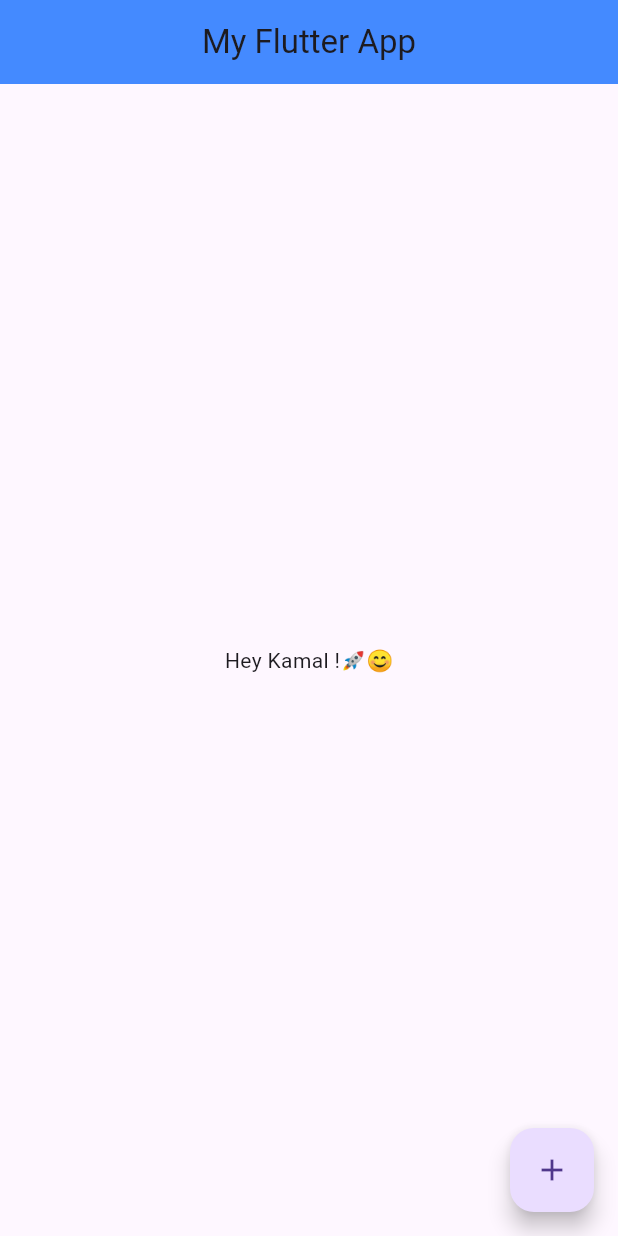
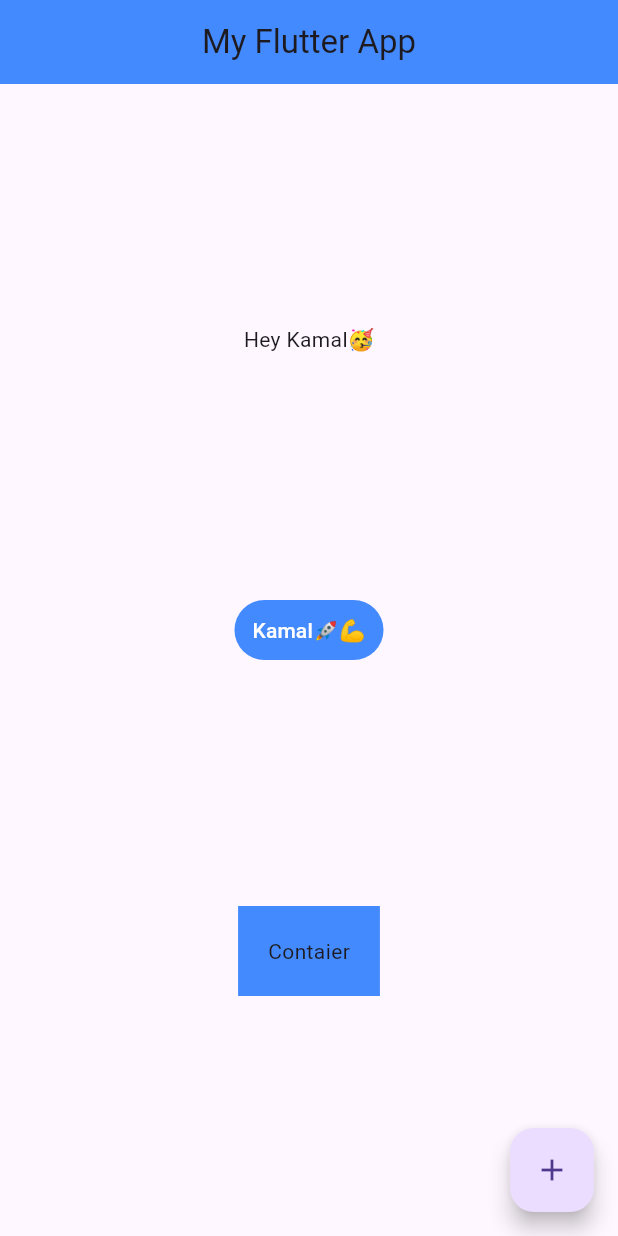
Before and after one commit to KamalSinghgeek/Flutter_Code_Base, a Flutter app: the screen it shows after launch, on a phone screen of 412 x 824 dp. Run offline on Flutter 3.47's test engine with Material 3 defaults, Android fonts, the phone set to English and light mode, and no system bars.

Commit message:
Column Widgets

```diff
--- a/lib/main.dart
+++ b/lib/main.dart
@@ -21,9 +21,24 @@ class MyHomePage extends StatelessWidget {
         backgroundColor: Colors.blueAccent,
       ),
       body: Center(
-        child:Padding(
-          child:Text('Hey Kamal !🚀😊'),
-          padding:EdgeInsets.all(30),
+        child: Column(
+          mainAxisAlignment: MainAxisAlignment.spaceEvenly,
+          crossAxisAlignment: CrossAxisAlignment.center,
+          children: <Widget>[
+            Text('Hey Kamal🥳'),
+            TextButton(
+              onPressed: () {},
+              style: TextButton.styleFrom(
+                backgroundColor: Colors.blueAccent,
+              ),
+              child: Text('Kamal🚀💪', style: TextStyle(color: Colors.white)),
+            ),
+            Container(
+              padding: EdgeInsets.all(20.0),
+              child: Text('Contaier'),
+              color: Colors.blueAccent,
+            ),
+          ],
         ),
       ),
       floatingActionButton: FloatingActionButton(
```
